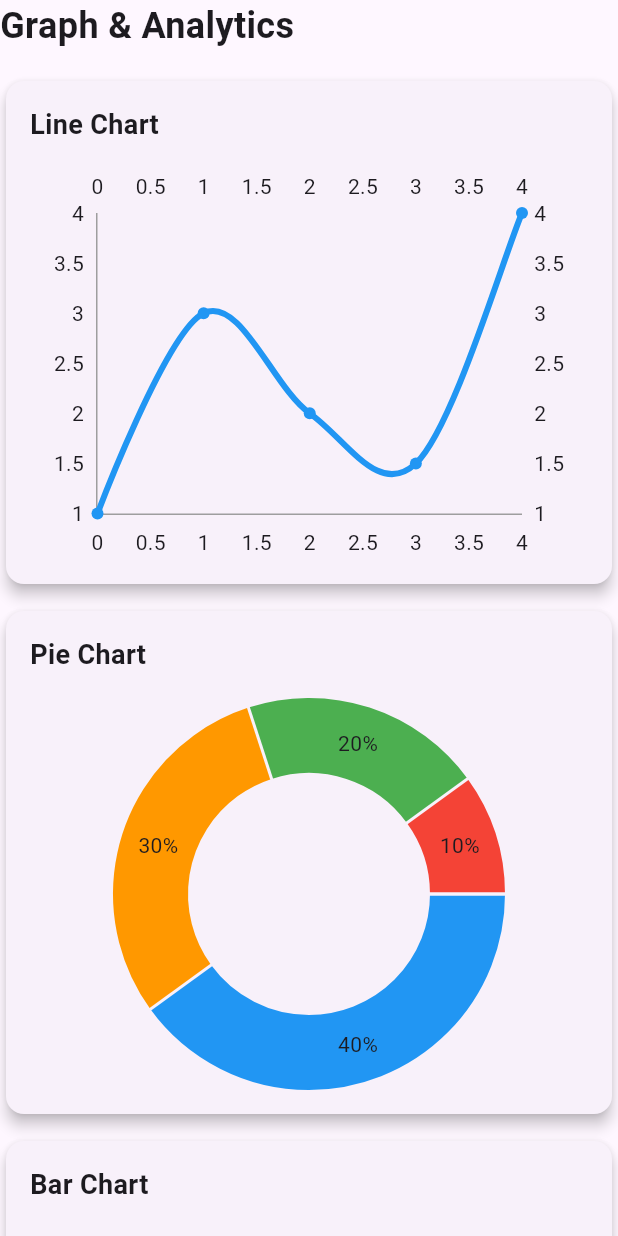
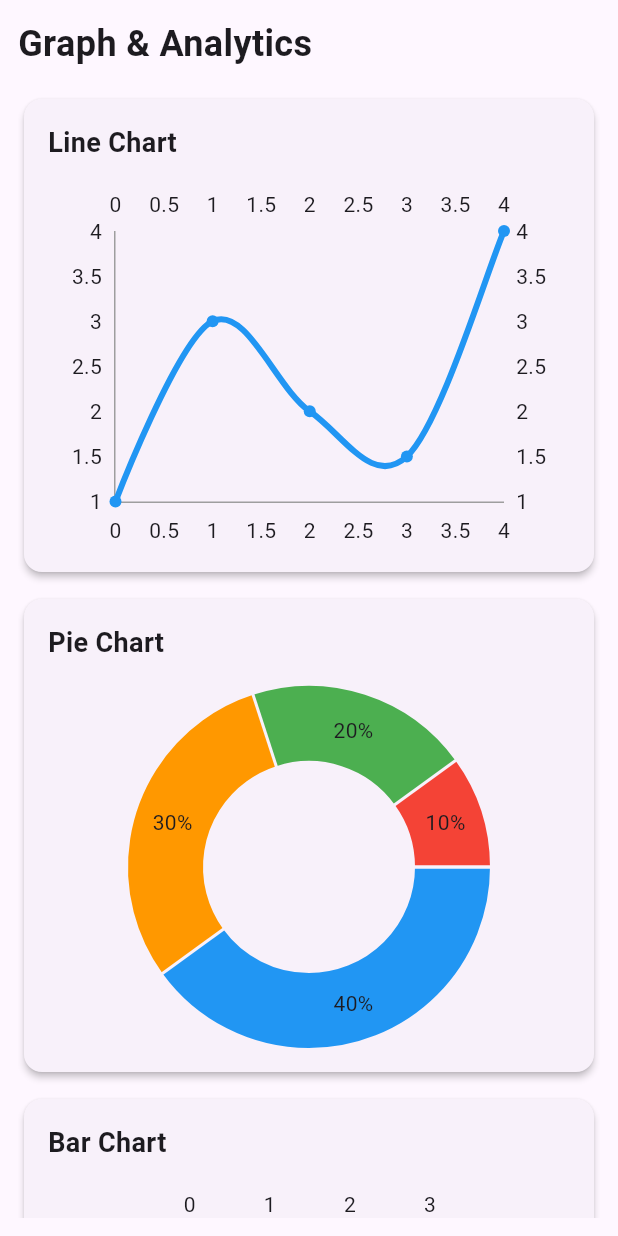
Before and after one commit to HarshPatle1910/zeex-task1, a Flutter app: the GraphAnalyticsSection widget shown alone on an empty page, opened directly, on a phone screen of 412 x 824 dp. Run offline on Flutter 3.47's test engine with Material 3 defaults, Android fonts, the phone set to English and light mode, and no system bars; drawn by our look-alikes of fl_chart; our stand-ins replace get, shared_preferences; missing offline and left inert: flutter_mjpeg; accounts and stored records are empty; network calls fail.

Commit message:
Project added

```diff
--- a/lib/graph_and_analytics/graph_analytics_section.dart
+++ b/lib/graph_and_analytics/graph_analytics_section.dart
@@ -6,7 +6,9 @@ class GraphAnalyticsSection extends StatelessWidget {
 
   @override
   Widget build(BuildContext context) {
-    return Column(
+    return Padding(
+      padding: const EdgeInsets.all(12.0),
+      child: Column(
         crossAxisAlignment: CrossAxisAlignment.start,
         children: [
           // Section Header
@@ -20,12 +22,17 @@ class GraphAnalyticsSection extends StatelessWidget {
             child: LayoutBuilder(
               builder: (context, constraints) {
                 // Number of grid columns based on width
-              int crossAxisCount = constraints.maxWidth > 1000 ? 2 : 1;
+                int crossAxisCount =
+                    constraints.maxWidth > 1100
+                        ? 3
+                        : constraints.maxWidth > 700
+                        ? 2
+                        : 1;
                 return GridView.count(
                   crossAxisCount: crossAxisCount,
                   crossAxisSpacing: 10,
                   mainAxisSpacing: 10,
-                childAspectRatio: constraints.maxWidth > 1000 ? 1.5 : 1.2,
+                  childAspectRatio: constraints.maxWidth > 700 ? 1.5 : 1.2,
                   children: [
                     // Line Chart Card
                     _buildGraphCard(
@@ -165,13 +172,16 @@ class GraphAnalyticsSection extends StatelessWidget {
             ),
           ),
         ],
+      ),
     );
   }
 
   // Helper Method to Build Graph Card
   Widget _buildGraphCard({required String title, required Widget child}) {
-    return Card(
-      elevation: 4,
+    return Container(
+      width: 200,
+      child: Card(
+        elevation: 2,
         shape: RoundedRectangleBorder(borderRadius: BorderRadius.circular(12)),
         child: Padding(
           padding: const EdgeInsets.all(16.0),
@@ -189,6 +199,7 @@ class GraphAnalyticsSection extends StatelessWidget {
             ],
           ),
         ),
+      ),
     );
   }
 }
--- a/lib/incident/incident_dashboard.dart
+++ b/lib/incident/incident_dashboard.dart
@@ -280,7 +280,7 @@ class IncidentModel {
   static String _formatDate(String input) {
     try {
       final dateTime = DateTime.parse(input);
-      return DateFormat('dd-MM-yyyy HH:mm:ss').format(dateTime);
+      return DateFormat('dd MMM yyyy, hh:mm a').format(dateTime);
     } catch (e) {
       return input;
     }
```
Also changed, not shown: lib/home/responsive_scaffold.dart (+14 -7 lines). Lines whose indentation alone changed are shown as unchanged.
